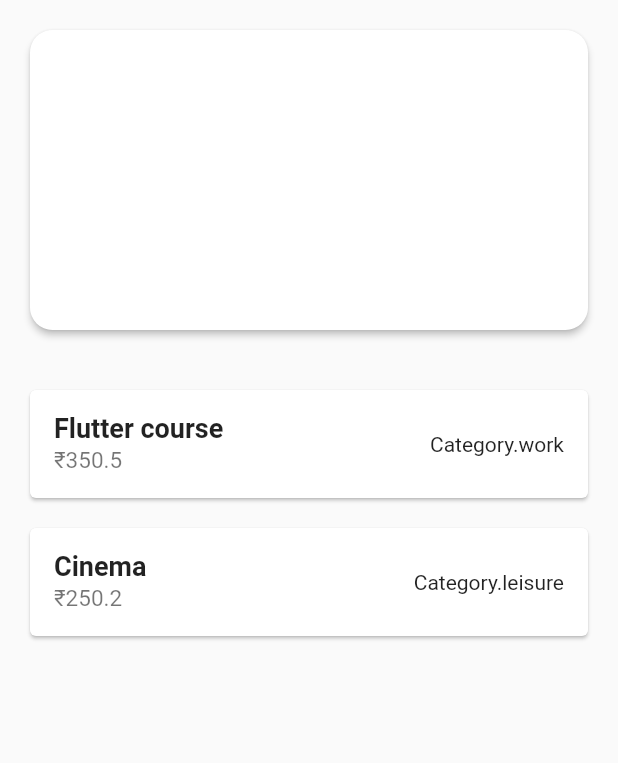
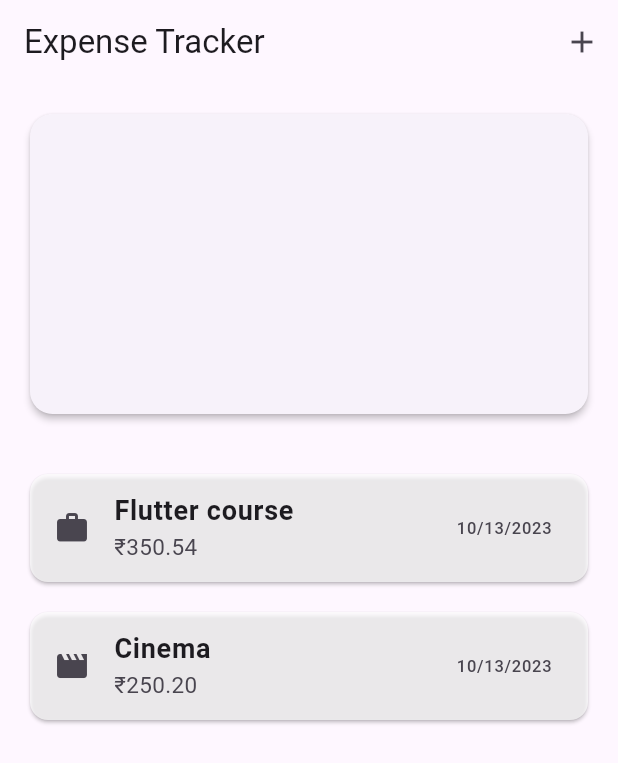
Before and after one commit to TheShivamPatel/expense_tracker, a Flutter app: the screen it shows after launch, on a phone screen of 412 x 824 dp. Shown: the top 763 px of the screen. Run offline on Flutter 3.47's test engine with Material 2 defaults, Android fonts, the phone set to English and light mode, and no system bars.

Commit message:
App bar added.

```diff
--- a/lib/main.dart
+++ b/lib/main.dart
@@ -3,8 +3,10 @@ import 'package:flutter/material.dart';
 
 void main() {
   runApp(
-    const MaterialApp(
-      home: Expenses(),
+    MaterialApp(
+      debugShowCheckedModeBanner: false,
+      home: const Expenses(),
+      theme: ThemeData(useMaterial3: true),
     ),
   );
 }
--- a/lib/models/expenses_model.dart
+++ b/lib/models/expenses_model.dart
@@ -1,7 +1,19 @@
+import 'package:flutter/material.dart';
+import 'package:intl/intl.dart';
 import 'package:uuid/uuid.dart';
 
+final formatter = DateFormat.yMd();
+
 const uuid = Uuid();
+
 enum Category { food, travel, leisure, work }
+
+const categoryIcons = {
+  Category.food: Icons.fastfood,
+  Category.travel: Icons.mode_of_travel_sharp,
+  Category.leisure: Icons.movie,
+  Category.work: Icons.work
+};
 
 class ExpensesModel {
   ExpensesModel({
@@ -17,4 +29,8 @@ class ExpensesModel {
   final double amount;
   final DateTime date;
   final Category category;
+
+  String get formatDate {
+    return formatter.format(date);
+  }
 }
--- a/lib/widgets/expenses.dart
+++ b/lib/widgets/expenses.dart
@@ -16,7 +16,7 @@ class _ExpensesState extends State<Expenses> {
   final List<ExpensesModel> _dummyList = [
     ExpensesModel(
       title: 'Flutter course',
-      amount: 350.5,
+      amount: 350.5424,
       date: DateTime.now(),
       category: Category.work,
     ),
@@ -31,19 +31,33 @@ class _ExpensesState extends State<Expenses> {
   @override
   Widget build(BuildContext context) {
     return Scaffold(
+      appBar: AppBar(
+        title: const Text('Expense Tracker'),
+        actions: [
+          IconButton(
+            onPressed: () {},
+            icon: const Icon(
+              Icons.add,
+            ),
+          )
+        ],
+      ),
       body: Column(
         children: [
-          Card(
+          const Card(
             elevation: 2,
-            margin: const EdgeInsets.all(20),
-            shape: const RoundedRectangleBorder(
+            margin: EdgeInsets.all(20),
+            shape: RoundedRectangleBorder(
                 borderRadius: BorderRadius.all(Radius.circular(15))),
-            child: Container(
+            child: SizedBox(
               height: 200,
               width: double.infinity,
             ),
           ),
-          Expanded(child: ExpenseList(expenseList: _dummyList,)),
+          Expanded(
+              child: ExpenseList(
+            expenseList: _dummyList,
+          )),
         ],
       ),
     );
--- a/lib/widgets/expenses_list/expense_list.dart
+++ b/lib/widgets/expenses_list/expense_list.dart
@@ -1,4 +1,5 @@
 import 'package:expense_tracker/models/expenses_model.dart';
+import 'package:expense_tracker/widgets/expenses_list/expenses_item.dart';
 import 'package:flutter/material.dart';
 
 class ExpenseList extends StatelessWidget {
@@ -7,26 +8,10 @@ class ExpenseList extends StatelessWidget {
   final List<ExpensesModel> expenseList;
 
   @override
-  Widget build(context) {
+  Widget build(BuildContext context) {
     return ListView.builder(
       itemCount: expenseList.length,
-      itemBuilder: (context, index) {
-        return Card(
-          margin: const EdgeInsets.only(top: 20, left: 20, right: 20),
-
-          child: ListTile(
-            title: Text(
-              expenseList[index].title,
-              style: const TextStyle(fontSize: 18, fontWeight: FontWeight.bold),
-            ),
-            subtitle: Text(
-              '₹${expenseList[index].amount}',
-              style: const TextStyle(fontSize: 15),
-            ),
-            trailing: Text('${expenseList[index].category}'),
-          ),
-        );
-      },
+      itemBuilder: (context, index) => ExpensesItem(expenseList[index]),
     );
   }
 }
--- /dev/null
+++ b/lib/widgets/expenses_list/expenses_item.dart
@@ -0,0 +1,31 @@
+import 'package:expense_tracker/models/expenses_model.dart';
+import 'package:flutter/material.dart';
+
+class ExpensesItem extends StatelessWidget {
+  const ExpensesItem(this.expenses, {super.key});
+
+  final ExpensesModel expenses;
+
+  @override
+  Widget build(BuildContext context) {
+    return Card(
+      margin: const EdgeInsets.only(top: 20, left: 20, right: 20),
+      color: Colors.white70,
+      shape: RoundedRectangleBorder(
+        borderRadius: BorderRadius.circular(12),
+      ),
+      child: ListTile(
+        leading: Icon(categoryIcons[expenses.category]),
+        title: Text(
+          expenses.title,
+          style: const TextStyle(fontSize: 18, fontWeight: FontWeight.bold),
+        ),
+        subtitle: Text(
+          '₹${expenses.amount.toStringAsFixed(2)}',
+          style: const TextStyle(fontSize: 15),
+        ),
+        trailing: Text(expenses.formatDate),
+      ),
+    );
+  }
+}
--- a/pubspec.yaml
+++ b/pubspec.yaml
@@ -36,6 +36,7 @@ dependencies:
   # Use with the CupertinoIcons class for iOS style icons.
   cupertino_icons: ^1.0.2
   uuid: ^4.1.0
+  intl: ^0.18.1
 
 dev_dependencies:
   flutter_test:
```
Also changed, not shown: pubspec.lock.
